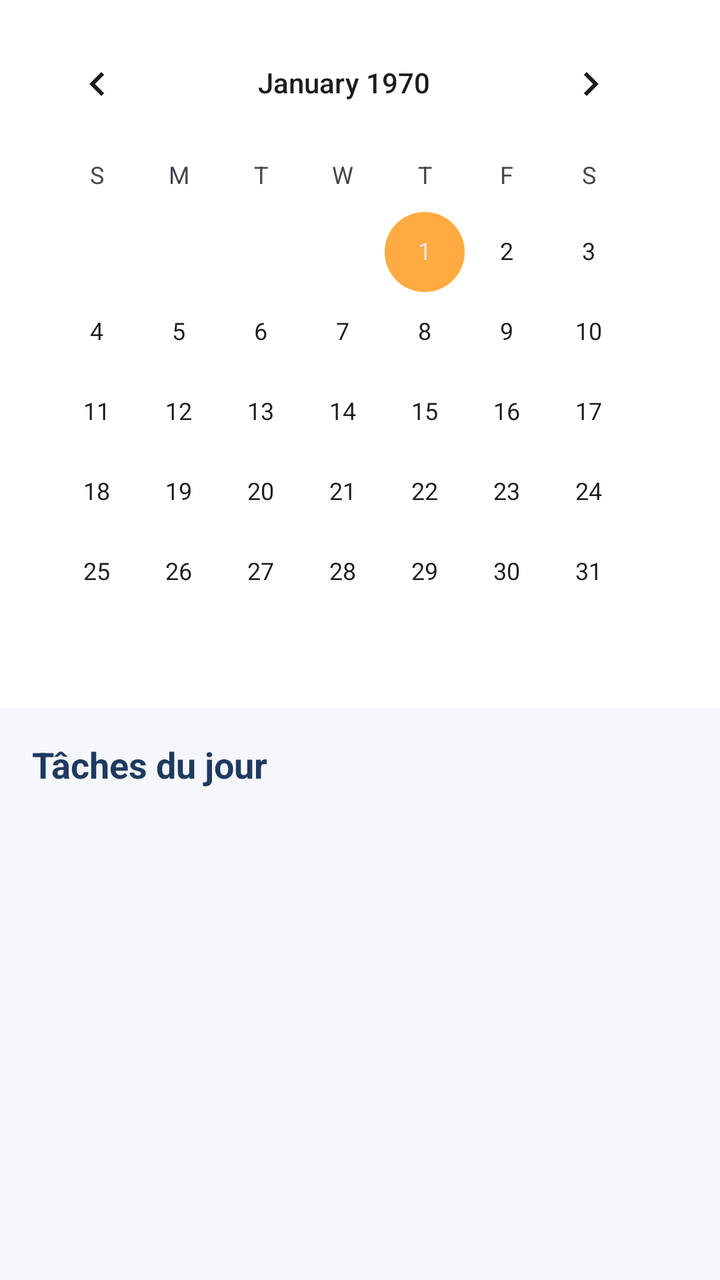
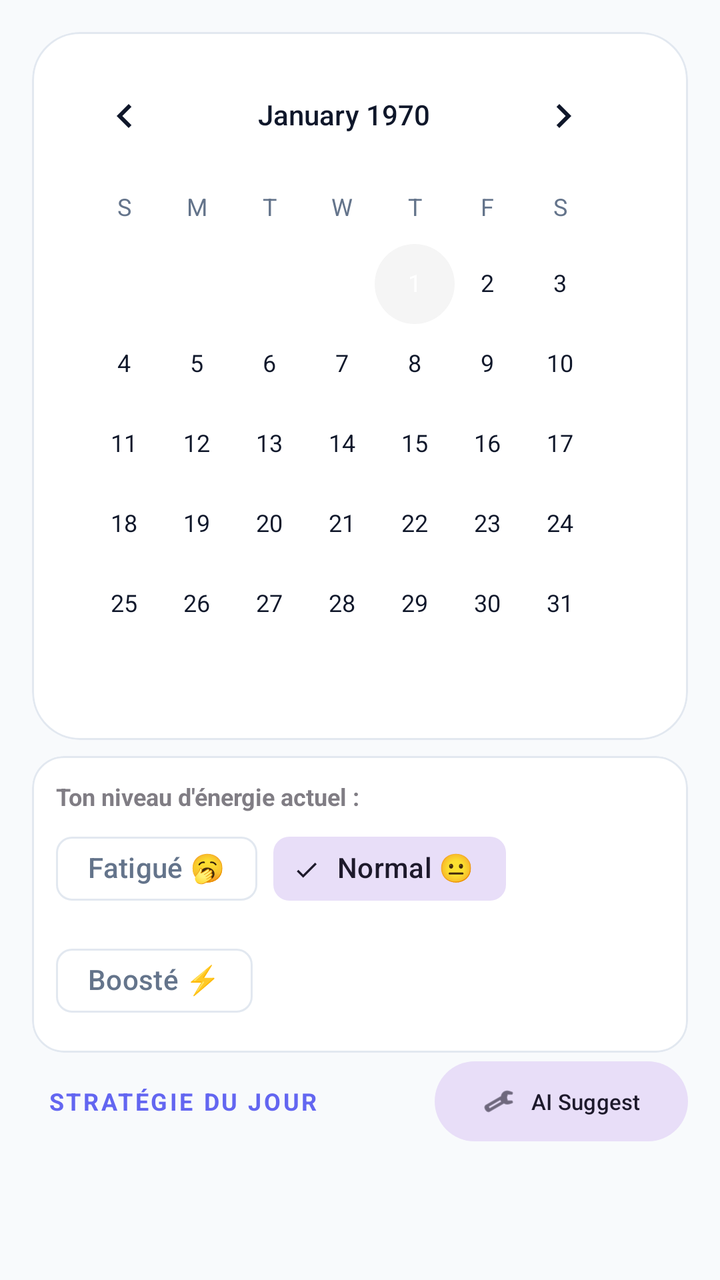

Compare the two renders of this Android layout. The source of the first and the diff that turns it into the second are given below.
<!-- AndroidManifest.xml: application theme Theme.TimeMaster -->
<!-- res/layout/fragment_planning.xml -->
<?xml version="1.0" encoding="utf-8"?>
<androidx.constraintlayout.widget.ConstraintLayout xmlns:android="http://schemas.android.com/apk/res/android"
    xmlns:app="http://schemas.android.com/apk/res-auto"
    xmlns:tools="http://schemas.android.com/tools"
    android:layout_width="match_parent"
    android:layout_height="match_parent"
    android:background="#F5F7FA">

    <CalendarView
        android:id="@+id/calendar_view"
        android:layout_width="match_parent"
        android:layout_height="wrap_content"
        android:background="@color/white"
        android:padding="8dp"
        app:layout_constraintTop_toTopOf="parent" />

    <TextView
        android:id="@+id/tv_date_selectionnee"
        android:layout_width="wrap_content"
        android:layout_height="wrap_content"
        android:layout_marginStart="16dp"
        android:layout_marginTop="16dp"
        android:text="Tâches du jour"
        android:textColor="#1E3A5F"
        android:textSize="18sp"
        android:textStyle="bold"
        app:layout_constraintStart_toStartOf="parent"
        app:layout_constraintTop_toBottomOf="@id/calendar_view" />

    <androidx.recyclerview.widget.RecyclerView
        android:id="@+id/rv_planning"
        android:layout_width="0dp"
        android:layout_height="0dp"
        android:layout_marginTop="8dp"
        app:layout_constraintBottom_toBottomOf="parent"
        app:layout_constraintEnd_toEndOf="parent"
        app:layout_constraintStart_toStartOf="parent"
        app:layout_constraintTop_toBottomOf="@id/tv_date_selectionnee"
        tools:listitem="@layout/item_tache" />

</androidx.constraintlayout.widget.ConstraintLayout>
<!-- res/layout/item_tache.xml (included above) -->
<?xml version="1.0" encoding="utf-8"?>
<com.google.android.material.card.MaterialCardView xmlns:android="http://schemas.android.com/apk/res/android"
    xmlns:app="http://schemas.android.com/apk/res-auto"
    xmlns:tools="http://schemas.android.com/tools"
    android:layout_width="match_parent"
    android:layout_height="wrap_content"
    android:layout_marginHorizontal="16dp"
    android:layout_marginVertical="8dp"
    app:cardCornerRadius="16dp"
    app:cardElevation="4dp"
    app:strokeWidth="0dp">

    <androidx.constraintlayout.widget.ConstraintLayout
        android:layout_width="match_parent"
        android:layout_height="wrap_content"
        android:padding="16dp">

        <View
            android:id="@+id/view_priority"
            android:layout_width="4dp"
            android:layout_height="0dp"
            android:background="#FF5252"
            app:layout_constraintBottom_toBottomOf="parent"
            app:layout_constraintStart_toStartOf="parent"
            app:layout_constraintTop_toTopOf="parent" />

        <TextView
            android:id="@+id/tv_titre"
            android:layout_width="0dp"
            android:layout_height="wrap_content"
            android:layout_marginStart="12dp"
            android:text="Titre de la tâche"
            android:textColor="#1E3A5F"
            android:textSize="18sp"
            android:textStyle="bold"
            app:layout_constraintEnd_toStartOf="@id/btn_play_pause"
            app:layout_constraintStart_toEndOf="@id/view_priority"
            app:layout_constraintTop_toTopOf="parent" />

        <TextView
            android:id="@+id/tv_desc"
            android:layout_width="0dp"
            android:layout_height="wrap_content"
            android:layout_marginTop="4dp"
            android:ellipsize="end"
            android:maxLines="1"
            android:text="Description courte"
            android:textColor="#757575"
            app:layout_constraintEnd_toEndOf="@id/tv_titre"
            app:layout_constraintStart_toStartOf="@id/tv_titre"
            app:layout_constraintTop_toBottomOf="@id/tv_titre" />

        <TextView
            android:id="@+id/tv_score"
            android:layout_width="wrap_content"
            android:layout_height="wrap_content"
            android:layout_marginTop="12dp"
            android:text="Score: 85"
            android:textSize="10sp"
            android:textColor="#FFAB40"
            android:textStyle="bold"
            app:layout_constraintStart_toStartOf="@id/tv_titre"
            app:layout_constraintTop_toBottomOf="@id/tv_desc" />

        <TextView
            android:id="@+id/tv_echeance"
            android:layout_width="wrap_content"
            android:layout_height="wrap_content"
            android:layout_marginTop="4dp"
            android:text="📅 12 Oct, 14:00"
            android:textSize="12sp"
            app:layout_constraintStart_toStartOf="@id/tv_titre"
            app:layout_constraintTop_toBottomOf="@id/tv_score" />

        <TextView
            android:id="@+id/tv_chrono"
            android:layout_width="wrap_content"
            android:layout_height="wrap_content"
            android:text="⏱️ 00:00:00"
            android:textColor="#1E3A5F"
            android:textSize="12sp"
            android:textStyle="bold"
            app:layout_constraintBottom_toBottomOf="@id/tv_echeance"
            app:layout_constraintEnd_toEndOf="parent"
            app:layout_constraintTop_toTopOf="@id/tv_echeance" />

        <ImageButton
            android:id="@+id/btn_play_pause"
            android:layout_width="40dp"
            android:layout_height="40dp"
            android:background="?attr/selectableItemBackgroundBorderless"
            android:src="@android:drawable/ic_media_play"
            app:layout_constraintBottom_toBottomOf="@id/tv_titre"
            app:layout_constraintEnd_toEndOf="parent"
            app:layout_constraintTop_toTopOf="@id/tv_titre"
            app:tint="#1E3A5F" />

        <CheckBox
            android:id="@+id/cb_done"
            android:layout_width="wrap_content"
            android:layout_height="wrap_content"
            android:buttonTint="#1E3A5F"
            app:layout_constraintBottom_toBottomOf="parent"
            app:layout_constraintEnd_toEndOf="parent"
            app:layout_constraintTop_toBottomOf="@id/tv_chrono" />

    </androidx.constraintlayout.widget.ConstraintLayout>
</com.google.android.material.card.MaterialCardView>
<!-- resources referenced by this layout -->
<resources>
  <color name="white">#FFFFFF</color>
  <style name="Theme.TimeMaster" parent="Theme.Material3.DayNight.NoActionBar">
          
          <item name="colorPrimary">@color/primary</item>
          <item name="colorOnPrimary">@color/onPrimary</item>
          <item name="colorPrimaryContainer">@color/primaryContainer</item>
          <item name="colorOnPrimaryContainer">@color/onPrimaryContainer</item>
  
          
          <item name="colorSecondary">@color/secondary</item>
          <item name="colorOnSecondary">@color/onSecondary</item>
          <item name="colorSecondaryContainer">@color/secondaryContainer</item>
          <item name="colorOnSecondaryContainer">@color/onSecondaryContainer</item>
  
          
          <item name="android:windowBackground">@color/background</item>
          <item name="colorSurface">@color/surface</item>
          <item name="colorOnSurface">@color/onSurface</item>
          <item name="colorSurfaceVariant">@color/surfaceVariant</item>
          <item name="colorOnSurfaceVariant">@color/onSurfaceVariant</item>
  
          
          <item name="android:statusBarColor">?attr/colorPrimary</item>
          <item name="android:windowLightStatusBar">true</item>
          <item name="android:navigationBarColor">@color/background</item>
      </style>
  <color name="primary">#1E3A5F</color>
  <color name="onPrimary">#FFFFFF</color>
  <color name="primaryContainer">#D7E3F8</color>
  <color name="onPrimaryContainer">#001B3E</color>
  <color name="secondary">#FFAB40</color>
  <color name="onSecondary">#FFFFFF</color>
  <color name="secondaryContainer">#FFDDB3</color>
  <color name="onSecondaryContainer">#291800</color>
  <color name="background">#F5F7FA</color>
  <color name="surface">#FFFFFF</color>
  <color name="onSurface">#191C1E</color>
  <color name="surfaceVariant">#E0E2EC</color>
  <color name="onSurfaceVariant">#44474E</color>
</resources>

<!-- the commit's change to res/layout/fragment_planning.xml (unified diff, before → after) -->
@@ -4,53 +4,180 @@
     xmlns:tools="http://schemas.android.com/tools"
     android:layout_width="match_parent"
     android:layout_height="match_parent"
-    android:background="#F5F7FA">
-
-    <CalendarView
-        android:id="@+id/calendar_view"
-        android:layout_width="match_parent"
-        android:layout_height="wrap_content"
-        android:background="@color/white"
-        android:padding="8dp"
-        app:layout_constraintTop_toTopOf="parent" />
+    android:background="?android:attr/windowBackground">
+
+    <com.google.android.material.card.MaterialCardView
+        android:id="@+id/cv_calendar"
+        android:layout_width="match_parent"
+        android:layout_height="wrap_content"
+        android:layout_margin="16dp"
+        app:cardBackgroundColor="?attr/colorSurface"
+        app:cardCornerRadius="24dp"
+        app:cardElevation="0dp"
+        app:strokeWidth="1dp"
+        app:strokeColor="?attr/colorOutline"
+        app:layout_constraintTop_toTopOf="parent">
+
+        <CalendarView
+            android:id="@+id/calendar_view"
+            android:layout_width="match_parent"
+            android:layout_height="wrap_content"
+            android:theme="@style/CalendarTheme"
+            android:padding="8dp" />
+    </com.google.android.material.card.MaterialCardView>
+
+    <com.google.android.material.card.MaterialCardView
+        android:id="@+id/cv_energy"
+        android:layout_width="match_parent"
+        android:layout_height="wrap_content"
+        android:layout_marginHorizontal="16dp"
+        android:layout_marginTop="8dp"
+        app:cardCornerRadius="16dp"
+        app:cardElevation="0dp"
+        app:strokeWidth="1dp"
+        app:strokeColor="?attr/colorOutline"
+        app:layout_constraintTop_toBottomOf="@id/cv_calendar">
+
+        <LinearLayout
+            android:layout_width="match_parent"
+            android:layout_height="wrap_content"
+            android:orientation="vertical"
+            android:padding="12dp">
+
+            <TextView
+                android:layout_width="wrap_content"
+                android:layout_height="wrap_content"
+                android:text="Ton niveau d'énergie actuel :"
+                android:textSize="12sp"
+                android:textStyle="bold"
+                android:alpha="0.7" />
+
+            <com.google.android.material.chip.ChipGroup
+                android:id="@+id/cg_energy_planning"
+                android:layout_width="match_parent"
+                android:layout_height="wrap_content"
+                android:layout_marginTop="4dp"
+                app:singleSelection="true"
+                app:selectionRequired="true">
+
+                <com.google.android.material.chip.Chip
+                    android:id="@+id/chip_low_energy"
+                    style="@style/Widget.Material3.Chip.Filter"
+                    android:layout_width="wrap_content"
+                    android:layout_height="wrap_content"
+                    android:text="Fatigué 🥱" />
+
+                <com.google.android.material.chip.Chip
+                    android:id="@+id/chip_mid_energy"
+                    style="@style/Widget.Material3.Chip.Filter"
+                    android:layout_width="wrap_content"
+                    android:layout_height="wrap_content"
+                    android:checked="true"
+                    android:text="Normal 😐" />
+
+                <com.google.android.material.chip.Chip
+                    android:id="@+id/chip_high_energy"
+                    style="@style/Widget.Material3.Chip.Filter"
+                    android:layout_width="wrap_content"
+                    android:layout_height="wrap_content"
+                    android:text="Boosté ⚡" />
+            </com.google.android.material.chip.ChipGroup>
+        </LinearLayout>
+    </com.google.android.material.card.MaterialCardView>
+
+    <com.google.android.material.card.MaterialCardView
+        android:id="@+id/cv_day_health"
+        android:layout_width="match_parent"
+        android:layout_height="wrap_content"
+        android:layout_marginHorizontal="16dp"
+        android:layout_marginTop="8dp"
+        android:visibility="gone"
+        app:cardCornerRadius="16dp"
+        app:cardElevation="4dp"
+        app:cardBackgroundColor="?attr/colorPrimaryContainer"
+        app:layout_constraintTop_toBottomOf="@id/cv_energy">
+
+        <LinearLayout
+            android:layout_width="match_parent"
+            android:layout_height="wrap_content"
+            android:orientation="vertical"
+            android:padding="12dp">
+
+            <TextView
+                android:id="@+id/tv_health_score"
+                android:layout_width="wrap_content"
+                android:layout_height="wrap_content"
+                android:text="Score de santé : --%"
+                android:textColor="?attr/colorOnPrimaryContainer"
+                android:textStyle="bold"
+                android:textSize="14sp"/>
+
+            <com.google.android.material.progressindicator.LinearProgressIndicator
+                android:id="@+id/pb_health"
+                android:layout_width="match_parent"
+                android:layout_height="wrap_content"
+                android:layout_marginTop="8dp"
+                app:trackThickness="8dp"
+                app:trackCornerRadius="4dp"
+                app:indicatorColor="?attr/colorPrimary" />
+        </LinearLayout>
+    </com.google.android.material.card.MaterialCardView>
 
     <TextView
         android:id="@+id/tv_date_selectionnee"
         android:layout_width="wrap_content"
         android:layout_height="wrap_content"
-        android:layout_marginStart="16dp"
+        android:layout_marginStart="24dp"
         android:layout_marginTop="16dp"
-        android:text="Tâches du jour"
-        android:textColor="#1E3A5F"
-        android:textSize="18sp"
+        android:text="@string/strategy_of_day"
+        android:textColor="?attr/colorPrimary"
+        android:textSize="12sp"
         android:textStyle="bold"
+        android:letterSpacing="0.1"
         app:layout_constraintStart_toStartOf="parent"
-        app:layout_constraintTop_toBottomOf="@id/calendar_view" />
+        app:layout_constraintTop_toBottomOf="@id/cv_day_health" />
+
+    <com.google.android.material.button.MaterialButton
+        android:id="@+id/btnAiSuggest"
+        style="@style/Widget.Material3.Button.TonalButton"
+        android:layout_width="wrap_content"
+        android:layout_height="wrap_content"
+        android:layout_marginEnd="16dp"
+        android:text="AI Suggest"
+        android:textSize="11sp"
+        app:icon="@android:drawable/ic_menu_manage"
+        app:iconSize="16dp"
+        app:layout_constraintBottom_toBottomOf="@id/tv_date_selectionnee"
+        app:layout_constraintEnd_toEndOf="parent"
+        app:layout_constraintTop_toTopOf="@id/tv_date_selectionnee" />
 
     <androidx.recyclerview.widget.RecyclerView
         android:id="@+id/rv_planning"
         android:layout_width="0dp"
         android:layout_height="0dp"
-        android:layout_marginTop="8dp"
+        android:layout_marginTop="12dp"
+        android:paddingBottom="100dp"
+        android:clipToPadding="false"
         app:layout_constraintBottom_toBottomOf="parent"
         app:layout_constraintEnd_toEndOf="parent"
         app:layout_constraintStart_toStartOf="parent"
         app:layout_constraintTop_toBottomOf="@id/tv_date_selectionnee"
-        tools:listitem="@layout/item_tache" />
+        tools:listitem="@layout/item_task" />
 
 </androidx.constraintlayout.widget.ConstraintLayout>
-<!-- res/layout/item_tache.xml (included above) -->
+<!-- res/layout/item_task.xml (included above) -->
 <?xml version="1.0" encoding="utf-8"?>
 <com.google.android.material.card.MaterialCardView xmlns:android="http://schemas.android.com/apk/res/android"
     xmlns:app="http://schemas.android.com/apk/res-auto"
-    xmlns:tools="http://schemas.android.com/tools"
     android:layout_width="match_parent"
     android:layout_height="wrap_content"
     android:layout_marginHorizontal="16dp"
     android:layout_marginVertical="8dp"
+    app:cardBackgroundColor="?attr/colorSurface"
     app:cardCornerRadius="16dp"
-    app:cardElevation="4dp"
-    app:strokeWidth="0dp">
+    app:cardElevation="0dp"
+    app:strokeColor="?attr/colorOutline"
+    app:strokeWidth="1dp">
 
     <androidx.constraintlayout.widget.ConstraintLayout
         android:layout_width="match_parent"
@@ -58,93 +185,95 @@
         android:padding="16dp">
 
         <View
-            android:id="@+id/view_priority"
+            android:id="@+id/priorityIndicator"
             android:layout_width="4dp"
             android:layout_height="0dp"
-            android:background="#FF5252"
+            android:background="?attr/colorPrimary"
             app:layout_constraintBottom_toBottomOf="parent"
             app:layout_constraintStart_toStartOf="parent"
             app:layout_constraintTop_toTopOf="parent" />
 
         <TextView
-            android:id="@+id/tv_titre"
+            android:id="@+id/tvTaskTitle"
             android:layout_width="0dp"
             android:layout_height="wrap_content"
-            android:layout_marginStart="12dp"
-            android:text="Titre de la tâche"
-            android:textColor="#1E3A5F"
+            android:layout_marginStart="16dp"
+            android:text="Task Title"
+            android:textColor="?attr/colorOnSurface"
             android:textSize="18sp"
             android:textStyle="bold"
-            app:layout_constraintEnd_toStartOf="@id/btn_play_pause"
-            app:layout_constraintStart_toEndOf="@id/view_priority"
+            app:layout_constraintEnd_toStartOf="@+id/ivStatus"
+            app:layout_constraintStart_toEndOf="@id/priorityIndicator"
             app:layout_constraintTop_toTopOf="parent" />
 
         <TextView
-            android:id="@+id/tv_desc"
+            android:id="@+id/tvTaskDescription"
             android:layout_width="0dp"
             android:layout_height="wrap_content"
             android:layout_marginTop="4dp"
             android:ellipsize="end"
             android:maxLines="1"
-            android:text="Description courte"
-            android:textColor="#757575"
-            app:layout_constraintEnd_toEndOf="@id/tv_titre"
-            app:layout_constraintStart_toStartOf="@id/tv_titre"
-            app:layout_constraintTop_toBottomOf="@id/tv_titre" />
-
-        <TextView
-            android:id="@+id/tv_score"
+            android:text="Short description of the task goes here"
+            android:textColor="?attr/colorOnSurfaceVariant"
+            android:textSize="14sp"
+            app:layout_constraintEnd_toEndOf="@id/tvTaskTitle"
+            app:layout_constraintStart_toStartOf="@id/tvTaskTitle"
+            app:layout_constraintTop_toBottomOf="@id/tvTaskTitle" />
+
+        <ImageView
+            android:id="@+id/ivCalendar"
+            android:layout_width="14dp"
+            android:layout_height="14dp"
+            android:layout_marginTop="8dp"
+            android:src="@android:drawable/ic_menu_today"
+            app:layout_constraintStart_toStartOf="@id/tvTaskTitle"
+            app:layout_constraintTop_toBottomOf="@id/tvTaskDescription"
+            app:tint="?attr/colorOnSurfaceVariant" />
+
+        <TextView
+            android:id="@+id/tvDeadline"
             android:layout_width="wrap_content"
             android:layout_height="wrap_content"
-            android:layout_marginTop="12dp"
-            android:text="Score: 85"
-            android:textSize="10sp"
-            android:textColor="#FFAB40"
-            android:textStyle="bold"
-            app:layout_constraintStart_toStartOf="@id/tv_titre"
-            app:layout_constraintTop_toBottomOf="@id/tv_desc" />
-
-        <TextView
-            android:id="@+id/tv_echeance"
+            android:layout_marginStart="4dp"
+            android:text="Oct 24, 2023"
+            android:textColor="?attr/colorOnSurfaceVariant"
+            android:textSize="12sp"
+            app:layout_constraintBottom_toBottomOf="@id/ivCalendar"
+            app:layout_constraintStart_toEndOf="@id/ivCalendar"
+            app:layout_constraintTop_toTopOf="@id/ivCalendar" />
+
+        <ImageView
+            android:id="@+id/ivDuration"
+            android:layout_width="14dp"
+            android:layout_height="14dp"
+            android:layout_marginStart="16dp"
+            android:src="@android:drawable/ic_menu_recent_history"
+            app:layout_constraintBottom_toBottomOf="@id/tvDeadline"
+            app:layout_constraintStart_toEndOf="@id/tvDeadline"
+            app:layout_constraintTop_toTopOf="@id/tvDeadline"
+            app:tint="?attr/colorOnSurfaceVariant" />
+
+        <TextView
+            android:id="@+id/tvDuration"
             android:layout_width="wrap_content"
             android:layout_height="wrap_content"
-            android:layout_marginTop="4dp"
-            android:text="📅 12 Oct, 14:00"
+            android:layout_marginStart="4dp"
+            android:text="45 min"
+            android:textColor="?attr/colorOnSurfaceVariant"
             android:textSize="12sp"
-            app:layout_constraintStart_toStartOf="@id/tv_titre"
-            app:layout_constraintTop_toBottomOf="@id/tv_score" />
-
-        <TextView
-            android:id="@+id/tv_chrono"
-            android:layout_width="wrap_content"
-            android:layout_height="wrap_content"
-            android:text="⏱️ 00:00:00"
-            android:textColor="#1E3A5F"
-            android:textSize="12sp"
-            android:textStyle="bold"
-            app:layout_constraintBottom_toBottomOf="@id/tv_echeance"
-            app:layout_constraintEnd_toEndOf="parent"
-            app:layout_constraintTop_toTopOf="@id/tv_echeance" />
-
-        <ImageButton
-            android:id="@+id/btn_play_pause"
-            android:layout_width="40dp"
-            android:layout_height="40dp"
-            android:background="?attr/selectableItemBackgroundBorderless"
-            android:src="@android:drawable/ic_media_play"
-            app:layout_constraintBottom_toBottomOf="@id/tv_titre"
-            app:layout_constraintEnd_toEndOf="parent"
-            app:layout_constraintTop_toTopOf="@id/tv_titre"
-            app:tint="#1E3A5F" />
-
-        <CheckBox
-            android:id="@+id/cb_done"
-            android:layout_width="wrap_content"
-            android:layout_height="wrap_content"
-            android:buttonTint="#1E3A5F"
+            app:layout_constraintBottom_toBottomOf="@id/ivDuration"
+            app:layout_constraintStart_toEndOf="@id/ivDuration"
+            app:layout_constraintTop_toTopOf="@id/ivDuration" />
+
+        <ImageView
+            android:id="@+id/ivStatus"
+            android:layout_width="24dp"
+            android:layout_height="24dp"
+            android:src="@android:drawable/checkbox_off_background"
             app:layout_constraintBottom_toBottomOf="parent"
             app:layout_constraintEnd_toEndOf="parent"
-            app:layout_constraintTop_toBottomOf="@id/tv_chrono" />
+            app:layout_constraintTop_toTopOf="parent"
+            app:tint="?attr/colorPrimary" />
 
     </androidx.constraintlayout.widget.ConstraintLayout>
 </com.google.android.material.card.MaterialCardView>
<!-- resource entries referenced after the edit -->
@@ -1,43 +1,41 @@
 <!-- resources referenced by this layout -->
 <resources>
-  <color name="white">#FFFFFF</color>
+  <string name="strategy_of_day">STRATÉGIE DU JOUR</string>
+  <style name="CalendarTheme" parent="Theme.AppCompat.DayNight.Dialog">
+          <item name="colorAccent">?attr/colorPrimary</item>
+          <item name="android:windowBackground">?attr/colorSurface</item>
+          <item name="android:textColorPrimary">?attr/colorOnSurface</item>
+          <item name="android:textColorSecondary">?attr/colorOnSurfaceVariant</item>
+      </style>
   <style name="Theme.TimeMaster" parent="Theme.Material3.DayNight.NoActionBar">
           
-          <item name="colorPrimary">@color/primary</item>
-          <item name="colorOnPrimary">@color/onPrimary</item>
-          <item name="colorPrimaryContainer">@color/primaryContainer</item>
-          <item name="colorOnPrimaryContainer">@color/onPrimaryContainer</item>
+          <item name="colorPrimary">#6366F1</item>
+          <item name="colorOnPrimary">#FFFFFF</item>
+          <item name="colorPrimaryContainer">#6366F1</item>
+          <item name="colorOnPrimaryContainer">#FFFFFF</item>
   
           
-          <item name="colorSecondary">@color/secondary</item>
-          <item name="colorOnSecondary">@color/onSecondary</item>
-          <item name="colorSecondaryContainer">@color/secondaryContainer</item>
-          <item name="colorOnSecondaryContainer">@color/onSecondaryContainer</item>
+          <item name="colorSecondary">#8B5CF6</item>
+          <item name="colorOnSecondary">#FFFFFF</item>
+          <item name="colorTertiary">#D946EF</item>
+          <item name="colorOnTertiary">#FFFFFF</item>
+  
   
           
-          <item name="android:windowBackground">@color/background</item>
-          <item name="colorSurface">@color/surface</item>
-          <item name="colorOnSurface">@color/onSurface</item>
-          <item name="colorSurfaceVariant">@color/surfaceVariant</item>
-          <item name="colorOnSurfaceVariant">@color/onSurfaceVariant</item>
+          <item name="android:windowBackground">#F8FAFC</item>
+          <item name="colorSurface">#FFFFFF</item>
+          <item name="colorOnSurface">#0F172A</item>
+          <item name="colorSurfaceVariant">#F1F5F9</item>
+          <item name="colorOnSurfaceVariant">#64748B</item>
+          <item name="colorOutline">#E2E8F0</item>
   
           
-          <item name="android:statusBarColor">?attr/colorPrimary</item>
-          <item name="android:windowLightStatusBar">true</item>
-          <item name="android:navigationBarColor">@color/background</item>
+          <item name="colorError">#EF4444</item>
+          <item name="colorOnError">#FFFFFF</item>
+          <item name="colorSuccess">#22C55E</item>
+          <item name="colorOnSuccess">#FFFFFF</item>
+          <item name="colorWarning">#F59E0B</item>
+          <item name="colorOnWarning">#FFFFFF</item>
       </style>
-  <color name="primary">#1E3A5F</color>
-  <color name="onPrimary">#FFFFFF</color>
-  <color name="primaryContainer">#D7E3F8</color>
-  <color name="onPrimaryContainer">#001B3E</color>
-  <color name="secondary">#FFAB40</color>
-  <color name="onSecondary">#FFFFFF</color>
-  <color name="secondaryContainer">#FFDDB3</color>
-  <color name="onSecondaryContainer">#291800</color>
-  <color name="background">#F5F7FA</color>
-  <color name="surface">#FFFFFF</color>
-  <color name="onSurface">#191C1E</color>
-  <color name="surfaceVariant">#E0E2EC</color>
-  <color name="onSurfaceVariant">#44474E</color>
 </resources>
 
